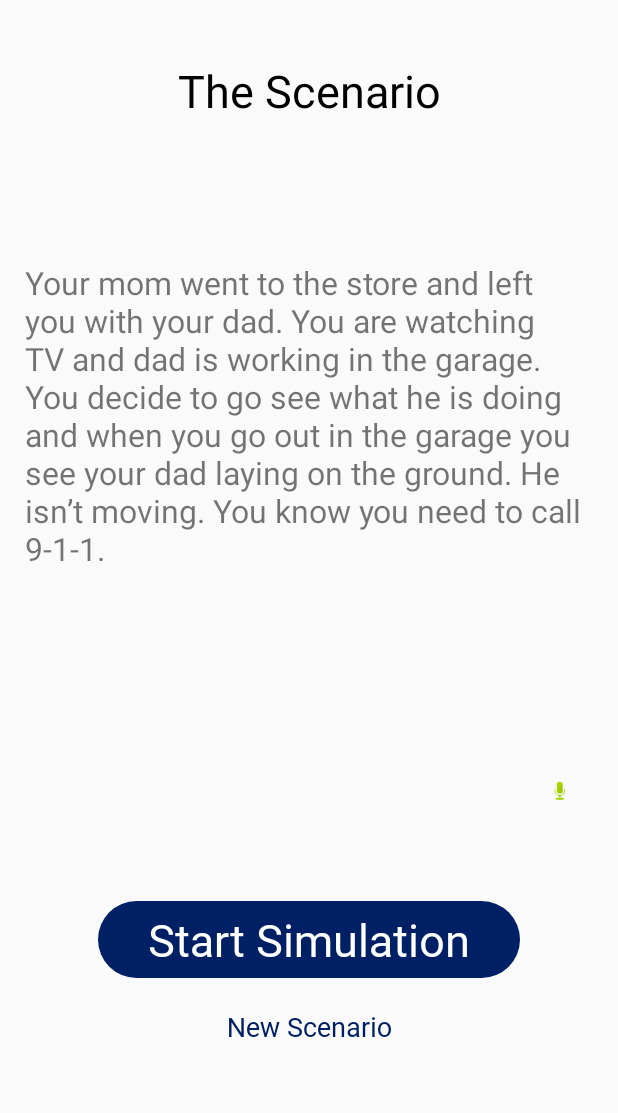
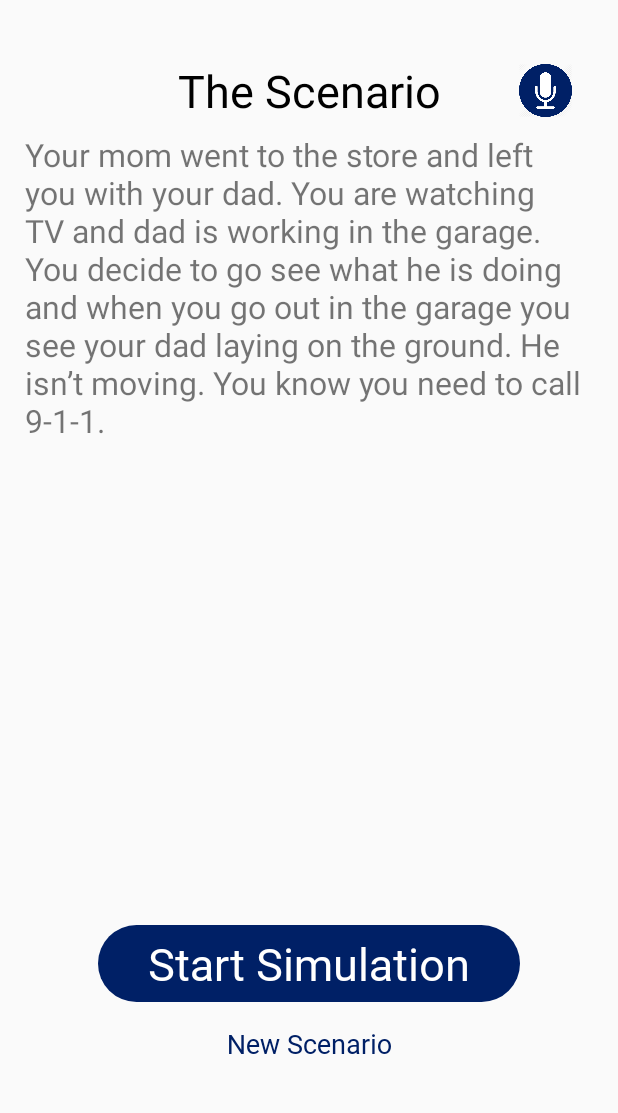
Before and after one commit to breakpoint-4901/911-Simulator, an Android app: the StudentScenarioActivity screen opened directly, with no data from a screen before it, on a phone screen of 412 x 824 dp, the part 114-1227 px from its top. Run offline under Robolectric (Android 15) with nearby library versions, the phone set to English and light mode, and no system bars.

Commit message:
Adjusted the tts button
[=

```diff
--- a/app/src/main/res/layout/activity_student_scenario.xml
+++ b/app/src/main/res/layout/activity_student_scenario.xml
@@ -12,14 +12,14 @@
         android:layout_width="wrap_content"
         android:layout_height="wrap_content"
         android:layout_marginStart="8dp"
-        android:layout_marginTop="20dp"
         android:layout_marginEnd="8dp"
+        android:layout_marginBottom="40dp"
         android:text="@string/scenario_regen"
         android:textColor="@color/NCTBlue"
         android:textSize="18sp"
+        app:layout_constraintBottom_toBottomOf="parent"
         app:layout_constraintEnd_toEndOf="parent"
-        app:layout_constraintStart_toStartOf="parent"
-        app:layout_constraintTop_toBottomOf="@+id/studentScenarioButton" />
+        app:layout_constraintStart_toStartOf="parent" />
 
     <ImageView
         android:id="@+id/logo"
@@ -36,7 +36,7 @@
 
     <TextView
         android:id="@+id/scenarioTitle"
-        android:layout_width="331dp"
+        android:layout_width="218dp"
         android:layout_height="wrap_content"
         android:layout_marginStart="8dp"
         android:layout_marginTop="40dp"
@@ -55,7 +55,7 @@
         android:layout_height="51dp"
         android:layout_marginStart="8dp"
         android:layout_marginEnd="8dp"
-        android:layout_marginBottom="96dp"
+        android:layout_marginBottom="80dp"
         android:background="@drawable/button_selector"
         android:text="@string/scenario_start"
         android:textSize="30sp"
@@ -70,28 +70,30 @@
         android:layout_marginStart="8dp"
         android:layout_marginTop="8dp"
         android:layout_marginEnd="8dp"
-        android:layout_marginBottom="8dp"
         android:fadeScrollbars="false"
         android:scrollbarStyle="outsideInset"
         android:scrollbars="vertical"
         android:text="@string/scenario_default_text"
         android:textSize="21sp"
-        app:layout_constraintBottom_toTopOf="@+id/studentScenarioButton"
         app:layout_constraintEnd_toEndOf="parent"
         app:layout_constraintStart_toStartOf="parent"
         app:layout_constraintTop_toBottomOf="@+id/scenarioTitle" />
 
     <ImageButton
         android:id="@+id/textToSpeechBtn"
-        android:layout_width="45dp"
+        android:layout_width="35dp"
         android:layout_height="40dp"
-        android:layout_marginEnd="16dp"
 
+        android:layout_marginStart="8dp"
+        android:layout_marginTop="40dp"
+        android:layout_marginEnd="8dp"
         android:background="@android:color/transparent"
+        android:contentDescription="@string/ttsIcon"
         android:cropToPadding="false"
-
+        android:scaleType="centerInside"
         app:layout_constraintEnd_toEndOf="parent"
-        app:layout_constraintTop_toBottomOf="@+id/scenarioText"
-        app:srcCompat="@android:drawable/presence_audio_online" />
+        app:layout_constraintStart_toEndOf="@+id/scenarioTitle"
+        app:layout_constraintTop_toBottomOf="@+id/logo"
+        app:srcCompat="@drawable/speech_circle_nct_blue" />
 
 </android.support.constraint.ConstraintLayout>
```
